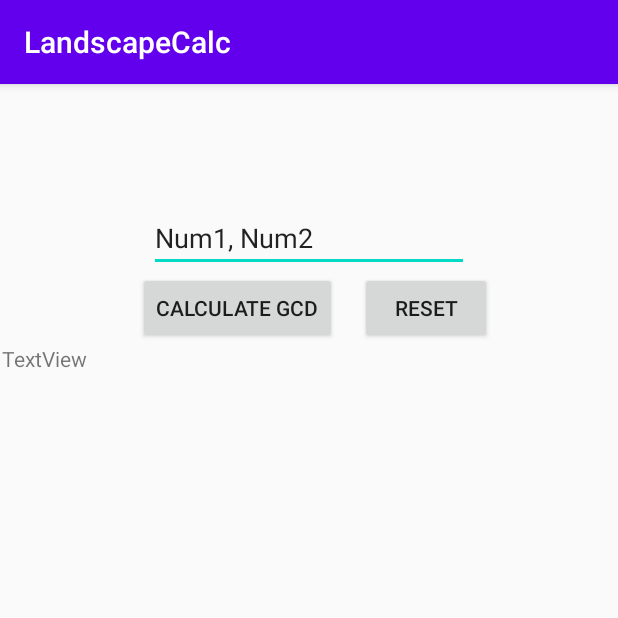
After one commit to matiascshaha/LandscapeCalc, an Android app: the GCD_Activity screen opened directly, with no data from a screen before it, on a phone screen of 412 x 824 dp, the top half of it. The commit adds this screen. Run offline under Robolectric (Android 15) with nearby library versions, the phone set to English and light mode, and no system bars; our stand-ins replace Firebase (no records; nobody signed in at launch, a user with empty details on screens opened directly); Roboto replaces fonts that are not available here.

Commit message:
>>Added dependencies for Firebase analytics and Database to support functionality for a previous calculations view for the respective functions.
>>Added UI for GCD Activity and Started with Backend

>>Added XML and Class files for GCD and Set math.
          -Not yet implemented

Signed-off-by: Matias <mp17m@my.fsu.edu>

```diff
--- a/app/src/main/AndroidManifest.xml
+++ b/app/src/main/AndroidManifest.xml
@@ -3,12 +3,14 @@
     package="com.example.landscapecalc">
 
     <application
-        android:allowBackup="true"
         android:icon="@mipmap/ic_launcher"
         android:label="@string/app_name"
         android:roundIcon="@mipmap/ic_launcher_round"
         android:supportsRtl="true"
         android:theme="@style/AppTheme">
+        <activity android:name=".Set_Math_Activity" />
+        <activity android:name=".LCM_Activity" />
+        <activity android:name=".GCD_Activity" />
         <activity android:name=".MainActivity" />
         <activity
             android:name=".Splash_Activity"
--- /dev/null
+++ b/app/src/main/java/com/example/landscapecalc/GCD_Activity.java
@@ -0,0 +1,102 @@
+package com.example.landscapecalc;
+
+import androidx.annotation.NonNull;
+import androidx.appcompat.app.AppCompatActivity;
+
+import android.os.Bundle;
+import android.view.View;
+import android.widget.Button;
+import android.widget.EditText;
+import android.widget.Toast;
+
+import com.google.firebase.database.DataSnapshot;
+import com.google.firebase.database.DatabaseError;
+import com.google.firebase.database.DatabaseReference;
+import com.google.firebase.database.FirebaseDatabase;
+import com.google.firebase.database.ValueEventListener;
+
+import java.math.BigInteger;
+import java.util.Scanner;
+
+
+public class GCD_Activity extends AppCompatActivity {
+
+
+    EditText GCD_EditText;
+    Button Calculate_GCD_Button;
+    Button Reset_Button;
+    DatabaseReference myDatabaseRootReference = FirebaseDatabase.getInstance().getReference();
+    DatabaseReference GCD_Snapshot_ofDatabase = myDatabaseRootReference.child("GCD");
+
+
+
+    @Override
+    protected void onCreate(Bundle savedInstanceState) {
+        super.onCreate(savedInstanceState);
+        setContentView(R.layout.activity_g_c_d_);
+
+        GCD_EditText = findViewById(R.id.GCD_Activity_EditText);
+        Calculate_GCD_Button = findViewById(R.id.Calcuate_GCD_Button);
+        Reset_Button = findViewById(R.id.Reset_Button);
+
+        Calculate_GCD_Button.setOnClickListener(new View.OnClickListener() {
+            @Override
+            public void onClick(View v) {
+                String GcdEditTextString = GCD_EditText.getText().toString();
+                //remove all whitespace
+                GcdEditTextString = GcdEditTextString.trim();
+
+                if(GcdEditTextString.matches("([0-9]+(\\s)*,(\\s)*[0-9]+)"))            //edit text that includes comma
+                {
+                    GcdEditTextString = GcdEditTextString.replaceAll("\\s", "");
+                    String [] arr = GcdEditTextString.split(",");
+
+                    BigInteger num1_BigInt = new BigInteger(arr[0]);
+                    BigInteger num2_BigInt = new BigInteger(arr[1]);
+
+                    System.out.println("num1: " + num1_BigInt);
+                    System.out.println("num2: " + num2_BigInt);
+
+                    System.out.println("GCD: " + num1_BigInt.gcd(num2_BigInt));
+
+                    String final_output = "GCD>> " + num1_BigInt + "," + num2_BigInt + " = " + num1_BigInt.gcd(num2_BigInt);
+
+                    System.out.println("Final output: " + final_output);
+                    GCD_Snapshot_ofDatabase.push().setValue(final_output);
+                }
+                else if(GcdEditTextString.matches("([0-9]+(\\s)+[0-9]+)"))          //editText input that doesn't include comma
+                {
+                    Scanner myScanner = new Scanner(GcdEditTextString);
+                    BigInteger num1_BigInt = myScanner.nextBigInteger();
+                    BigInteger num2_BigInt = myScanner.nextBigInteger();
+
+                    System.out.println("num1: " + num1_BigInt);
+                    System.out.println("num2: " + num2_BigInt);
+
+                    System.out.println("GCD: " + num1_BigInt.gcd(num2_BigInt));
+
+                    String final_output = "GCD>> " + num1_BigInt + "," + num2_BigInt + " = " + num1_BigInt.gcd(num2_BigInt);
+
+                    System.out.println("Final output: " + final_output);
+                    GCD_Snapshot_ofDatabase.push().setValue(final_output);
+                }
+                else
+                {
+                    Toast.makeText(getApplicationContext(),"Enter 2 non-zero integer numbers",Toast.LENGTH_LONG).show();
+                }
+
+
+
+
+
+            }
+        });
+
+        Reset_Button.setOnClickListener(new View.OnClickListener() {
+            @Override
+            public void onClick(View v) {
+                GCD_EditText.setText("");
+            }
+        });
+    }
+}
--- /dev/null
+++ b/app/src/main/res/layout/activity_g_c_d_.xml
@@ -0,0 +1,60 @@
+<?xml version="1.0" encoding="utf-8"?>
+<androidx.constraintlayout.widget.ConstraintLayout xmlns:android="http://schemas.android.com/apk/res/android"
+    xmlns:app="http://schemas.android.com/apk/res-auto"
+    xmlns:tools="http://schemas.android.com/tools"
+    android:layout_width="match_parent"
+    android:layout_height="match_parent"
+    tools:context=".GCD_Activity">
+
+    <EditText
+        android:id="@+id/GCD_Activity_EditText"
+        android:layout_width="wrap_content"
+        android:layout_height="wrap_content"
+        android:layout_marginTop="80dp"
+        android:ems="10"
+        android:inputType="number"
+        android:text="@string/GCD_edit_text_default"
+        app:layout_constraintEnd_toEndOf="parent"
+        app:layout_constraintHorizontal_bias="0.5"
+        app:layout_constraintStart_toStartOf="parent"
+        app:layout_constraintTop_toTopOf="parent" />
+
+    <Button
+        android:id="@+id/Reset_Button"
+        android:layout_width="wrap_content"
+        android:layout_height="wrap_content"
+        android:layout_marginEnd="84dp"
+        android:text="@string/GCD_Activity_Reset_Button_Text"
+        app:layout_constraintBottom_toBottomOf="@+id/Calcuate_GCD_Button"
+        app:layout_constraintEnd_toEndOf="parent" />
+
+    <Button
+        android:id="@+id/Calcuate_GCD_Button"
+        android:layout_width="wrap_content"
+        android:layout_height="wrap_content"
+        android:layout_marginEnd="15dp"
+        android:text="@string/GCD_Activity_Button_Text"
+        app:layout_constraintEnd_toStartOf="@+id/Reset_Button"
+        app:layout_constraintTop_toBottomOf="@+id/GCD_Activity_EditText" />
+
+    <ScrollView
+        android:layout_width="409dp"
+        android:layout_height="428dp"
+        android:layout_marginEnd="1dp"
+        app:layout_constraintEnd_toEndOf="parent"
+        app:layout_constraintTop_toBottomOf="@+id/Reset_Button">
+
+        <LinearLayout
+            android:layout_width="match_parent"
+            android:layout_height="wrap_content"
+            android:orientation="vertical" >
+
+            <TextView
+                android:id="@+id/textView3"
+                android:layout_width="match_parent"
+                android:layout_height="match_parent"
+                android:text="TextView" />
+        </LinearLayout>
+    </ScrollView>
+
+</androidx.constraintlayout.widget.ConstraintLayout>
--- a/app/src/main/res/values/strings.xml
+++ b/app/src/main/res/values/strings.xml
@@ -12,7 +12,11 @@
     <string name="decimal_to_hexadecimal_text">Decimal to Hexadecimal</string>
     <string name="MAIN_ACTIVITY_Welcome_Message">Welcome to Landscape Calc</string>\
     <string name="MAIN_ACTIVITY_PickAFunctions_String">Pick a Function</string>
+    <string name="GCD_edit_text_default">Num1, Num2</string>
+    <string name="GCD_Activity_Button_Text">Calculate GCD</string>
+    <string name="GCD_Activity_Reset_Button_Text">Reset</string>
     <color name="black">#FF000000</color>
     <color name="white">#FFFFFF</color>
 
+
 </resources>
--- a/build.gradle
+++ b/build.gradle
@@ -6,6 +6,7 @@ buildscript {
     }
     dependencies {
         classpath "com.android.tools.build:gradle:4.0.0"
+        classpath 'com.google.gms:google-services:4.3.3'
 
         // NOTE: Do not place your application dependencies here; they belong
         // in the individual module build.gradle files
```
Also changed, not shown: app/build.gradle (+7 -0 lines), app/src/main/java/com/example/landscapecalc/LCM_Activity.java (added, +14 -0 lines), app/src/main/java/com/example/landscapecalc/MainActivity.java (+40 -0 lines), app/src/main/java/com/example/landscapecalc/Set_Math_Activity.java (added, +14 -0 lines), app/src/main/res/layout/activity_l_c_m_.xml (added, +9 -0 lines), app/src/main/res/layout/activity_set__math_.xml (added, +9 -0 lines), 1 other file.
